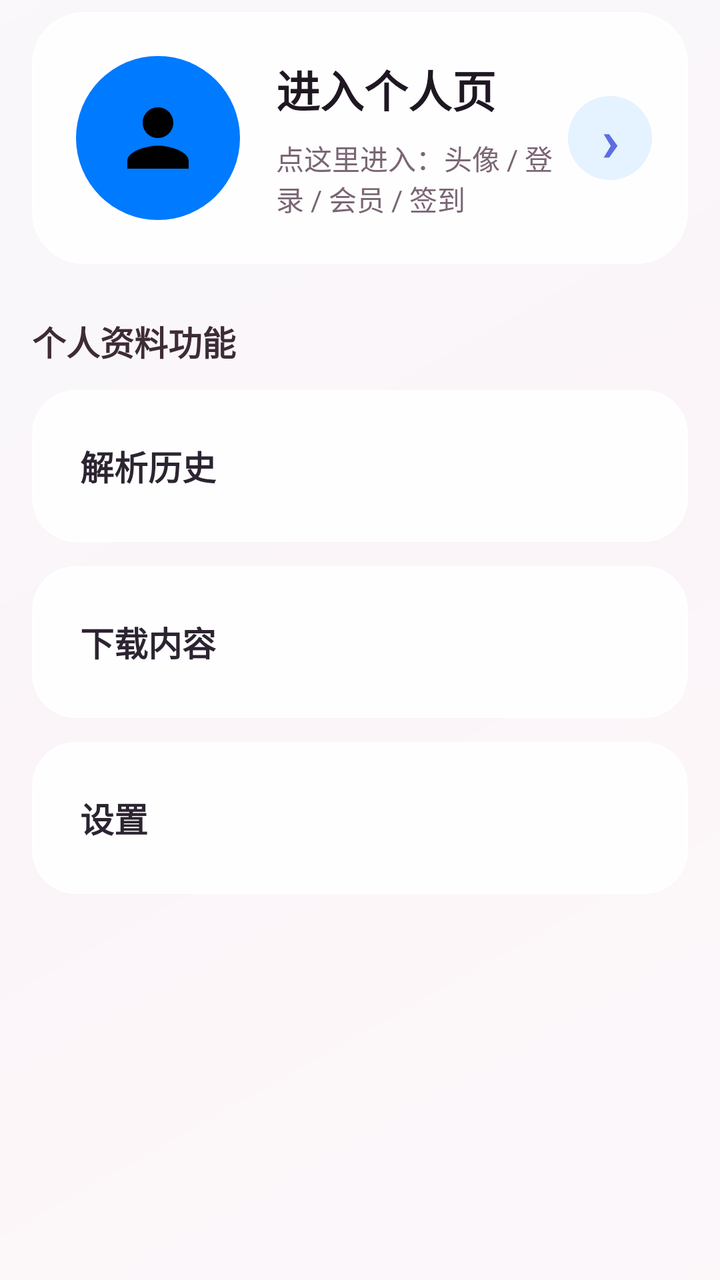
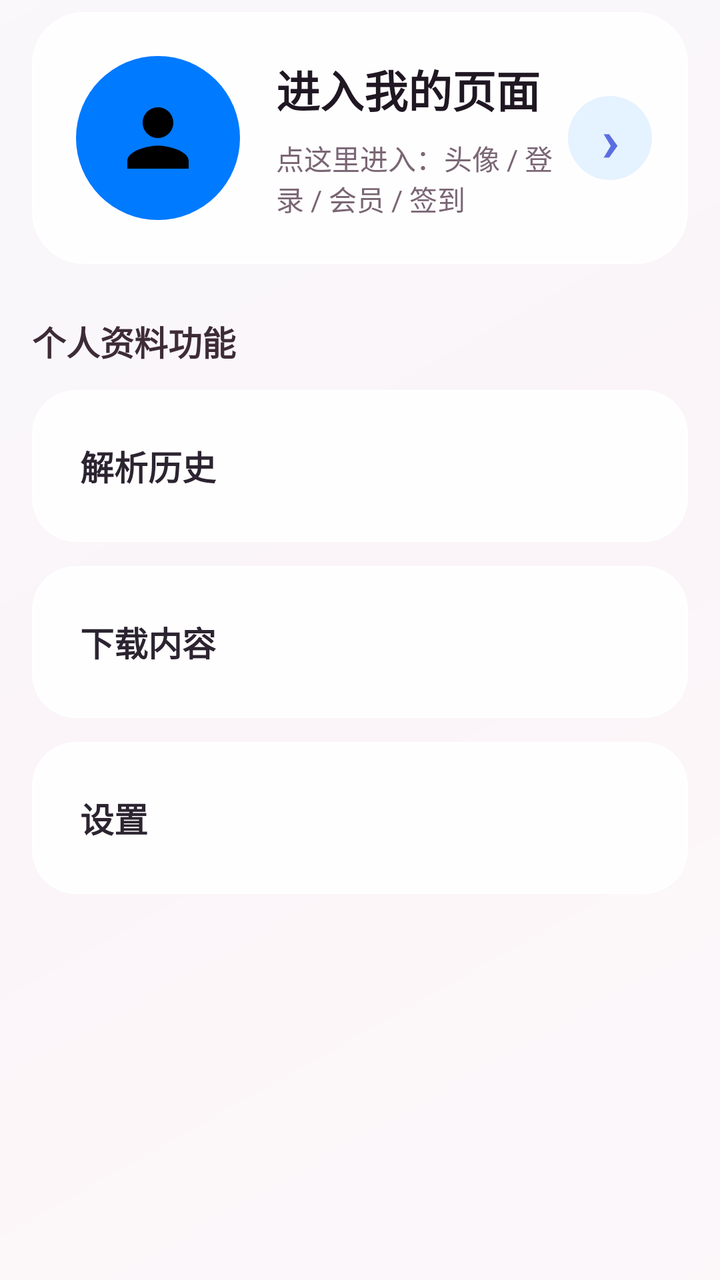

Before-and-after screenshots of an Android layout around one commit, followed by the original layout XML and the change that was made.
<!-- AndroidManifest.xml: application theme Theme.YunoTools -->
<!-- res/layout/activity_profile.xml -->
<?xml version="1.0" encoding="utf-8"?>
<FrameLayout xmlns:android="http://schemas.android.com/apk/res/android"
    xmlns:app="http://schemas.android.com/apk/res-auto"
    android:id="@+id/profileRoot"
    android:layout_width="match_parent"
    android:layout_height="match_parent"
    android:background="#F7EEF4">

    <ImageView
        android:layout_width="match_parent"
        android:layout_height="match_parent"
        android:alpha="0.28"
        android:scaleType="centerCrop"
        android:src="@drawable/bg_sakura" />

    <View
        android:layout_width="match_parent"
        android:layout_height="match_parent"
        android:background="#72FFFFFF" />

    <ScrollView
        android:layout_width="match_parent"
        android:layout_height="match_parent"
        android:clipToPadding="false"
        android:fillViewport="true"
        android:paddingStart="16dp"
        android:paddingEnd="16dp"
        android:paddingTop="6dp"
        android:paddingBottom="112dp">

        <LinearLayout
            android:layout_width="match_parent"
            android:layout_height="wrap_content"
            android:orientation="vertical">

            
            <com.google.android.material.card.MaterialCardView
                android:id="@+id/cardAvatarHeader"
                android:layout_width="match_parent"
                android:layout_height="126dp"
                android:layout_marginTop="0dp"
                android:foreground="?attr/selectableItemBackground"
                app:cardBackgroundColor="#EFFFFFFF"
                app:cardCornerRadius="26dp"
                app:cardElevation="0dp"
                app:strokeColor="#77FFFFFF"
                app:strokeWidth="1dp">

                <LinearLayout
                    android:layout_width="match_parent"
                    android:layout_height="match_parent"
                    android:gravity="center_vertical"
                    android:orientation="horizontal"
                    android:paddingStart="22dp"
                    android:paddingEnd="18dp">

                    <FrameLayout
                        android:layout_width="82dp"
                        android:layout_height="82dp"
                        android:background="@drawable/bg_circle_blue">

                        <ImageView
                            android:id="@+id/ivProfileEntryAvatar"
                            android:layout_width="match_parent"
                            android:layout_height="match_parent"
                            android:padding="18dp"
                            android:scaleType="centerCrop"
                            android:src="@drawable/ic_profile" />
                    </FrameLayout>

                    <LinearLayout
                        android:layout_width="0dp"
                        android:layout_height="wrap_content"
                        android:layout_marginStart="18dp"
                        android:layout_weight="1"
                        android:orientation="vertical">

                        <TextView
                            android:id="@+id/tvProfileEntryTitle"
                            android:layout_width="wrap_content"
                            android:layout_height="wrap_content"
                            android:text="进入个人页"
                            android:textColor="#1F1722"
                            android:textSize="22sp"
                            android:textStyle="bold" />

                        <TextView
                            android:id="@+id/tvProfileEntryHint"
                            android:layout_width="wrap_content"
                            android:layout_height="wrap_content"
                            android:layout_marginTop="8dp"
                            android:text="点这里进入：头像 / 登录 / 会员 / 签到"
                            android:textColor="#7A6674"
                            android:textSize="14sp" />
                    </LinearLayout>

                    <TextView
                        android:layout_width="42dp"
                        android:layout_height="42dp"
                        android:background="@drawable/bg_circle_blue_light"
                        android:gravity="center"
                        android:text="›"
                        android:textColor="#5B6EE1"
                        android:textSize="30sp"
                        android:textStyle="bold" />
                </LinearLayout>
            </com.google.android.material.card.MaterialCardView>

            <TextView
                android:layout_width="wrap_content"
                android:layout_height="wrap_content"
                android:layout_marginTop="26dp"
                android:layout_marginBottom="12dp"
                android:text="个人资料功能"
                android:textColor="#3D2B36"
                android:textSize="17sp"
                android:textStyle="bold" />

            <com.google.android.material.card.MaterialCardView
                android:id="@+id/cardParseHistory"
                android:layout_width="match_parent"
                android:layout_height="76dp"
                android:layout_marginBottom="12dp"
                android:foreground="?attr/selectableItemBackground"
                app:cardBackgroundColor="#EFFFFFFF"
                app:cardCornerRadius="22dp"
                app:cardElevation="0dp"
                app:strokeColor="#66FFFFFF"
                app:strokeWidth="1dp">
                <TextView android:layout_width="match_parent" android:layout_height="match_parent" android:gravity="center_vertical" android:paddingStart="24dp" android:text="解析历史" android:textColor="#2C2430" android:textSize="17sp" android:textStyle="bold" />
            </com.google.android.material.card.MaterialCardView>

            <com.google.android.material.card.MaterialCardView
                android:id="@+id/cardMusicDownloads"
                android:layout_width="match_parent"
                android:layout_height="76dp"
                android:layout_marginBottom="12dp"
                android:foreground="?attr/selectableItemBackground"
                app:cardBackgroundColor="#EFFFFFFF"
                app:cardCornerRadius="22dp"
                app:cardElevation="0dp"
                app:strokeColor="#66FFFFFF"
                app:strokeWidth="1dp">
                <TextView android:layout_width="match_parent" android:layout_height="match_parent" android:gravity="center_vertical" android:paddingStart="24dp" android:text="下载内容" android:textColor="#2C2430" android:textSize="17sp" android:textStyle="bold" />
            </com.google.android.material.card.MaterialCardView>

            <com.google.android.material.card.MaterialCardView
                android:id="@+id/cardSettings"
                android:layout_width="match_parent"
                android:layout_height="76dp"
                android:foreground="?attr/selectableItemBackground"
                app:cardBackgroundColor="#EFFFFFFF"
                app:cardCornerRadius="22dp"
                app:cardElevation="0dp"
                app:strokeColor="#66FFFFFF"
                app:strokeWidth="1dp">
                <TextView android:layout_width="match_parent" android:layout_height="match_parent" android:gravity="center_vertical" android:paddingStart="24dp" android:text="设置" android:textColor="#2C2430" android:textSize="17sp" android:textStyle="bold" />
            </com.google.android.material.card.MaterialCardView>
        </LinearLayout>
    </ScrollView>
</FrameLayout>
<!-- resources referenced by this layout -->
<resources>
  <!-- drawable bg_circle_blue (drawable) -->
  <?xml version="1.0" encoding="utf-8"?>
  <shape xmlns:android="http://schemas.android.com/apk/res/android"
      android:shape="oval">
      <solid android:color="#007AFF" />
  </shape>
  <!-- drawable bg_circle_blue_light (drawable) -->
  <?xml version="1.0" encoding="utf-8"?>
  <shape xmlns:android="http://schemas.android.com/apk/res/android"
      android:shape="oval">
      <solid android:color="#E5F2FF" />
  </shape>
  <!-- drawable bg_sakura (drawable) -->
  <?xml version="1.0" encoding="utf-8"?>
  <shape xmlns:android="http://schemas.android.com/apk/res/android">
      <gradient
          android:angle="135"
          android:startColor="#FFF6FA"
          android:centerColor="#F7E6EF"
          android:endColor="#EEF6FF" />
  </shape>
  <!-- drawable ic_profile (drawable) -->
  <vector xmlns:android="http://schemas.android.com/apk/res/android"
      android:width="24dp"
      android:height="24dp"
      android:viewportWidth="24"
      android:viewportHeight="24">
      <path
          android:fillColor="#000000"
          android:pathData="M12,12c2.21,0 4,-1.79 4,-4s-1.79,-4 -4,-4 -4,1.79 -4,4 1.79,4 4,4zM12,14c-2.67,0 -8,1.34 -8,4v2h16v-2c0,-2.66 -5.33,-4 -8,-4z" />
  </vector>
  <style name="Theme.YunoTools" parent="Theme.Material3.Light.NoActionBar">
          <item name="colorPrimary">@color/primary</item>
          <item name="colorPrimaryDark">@color/primary_dark</item>
          <item name="colorAccent">@color/accent</item>
          <item name="android:statusBarColor">#F2F2F7</item>
          <item name="android:windowLightStatusBar">true</item>
          <item name="android:navigationBarColor">@android:color/white</item>
          <item name="android:windowLightNavigationBar">true</item>
      </style>
  <color name="primary">#007AFF</color>
  <color name="primary_dark">#0062CC</color>
  <color name="accent">#34C759</color>
</resources>

<!-- the commit's change to res/layout/activity_profile.xml (unified diff, before → after) -->
@@ -79,7 +79,7 @@
                             android:id="@+id/tvProfileEntryTitle"
                             android:layout_width="wrap_content"
                             android:layout_height="wrap_content"
-                            android:text="进入个人页"
+                            android:text="进入我的页面"
                             android:textColor="#1F1722"
                             android:textSize="22sp"
                             android:textStyle="bold" />
